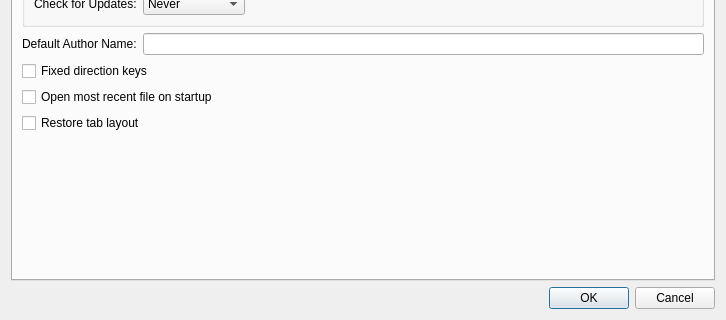
First picture: the form in qt/lc_qpreferencesdialog.ui, repository nathaneltitane/studworx, before the edit; both pictures show x 0 to 726 and y 320 to 640 of the 726 by 640 pixel window.
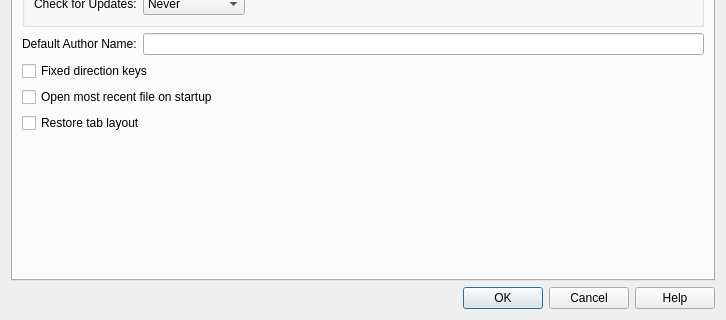
Second picture: the form after the edit. Icons and pictures are not drawn.

Commit message: Complete preferences and chooser help coverage

Patch:
```diff
--- a/qt/lc_qpreferencesdialog.ui
+++ b/qt/lc_qpreferencesdialog.ui
@@ -1987,7 +1987,7 @@
       <enum>Qt::Orientation::Horizontal</enum>
      </property>
      <property name="standardButtons">
-      <set>QDialogButtonBox::StandardButton::Cancel|QDialogButtonBox::StandardButton::Ok</set>
+      <set>QDialogButtonBox::StandardButton::Cancel|QDialogButtonBox::StandardButton::Help|QDialogButtonBox::StandardButton::Ok</set>
      </property>
     </widget>
    </item>
```
Left out of the diff: 736 changed lines with no effect on the pictures. The commit also changes 17 other files.
